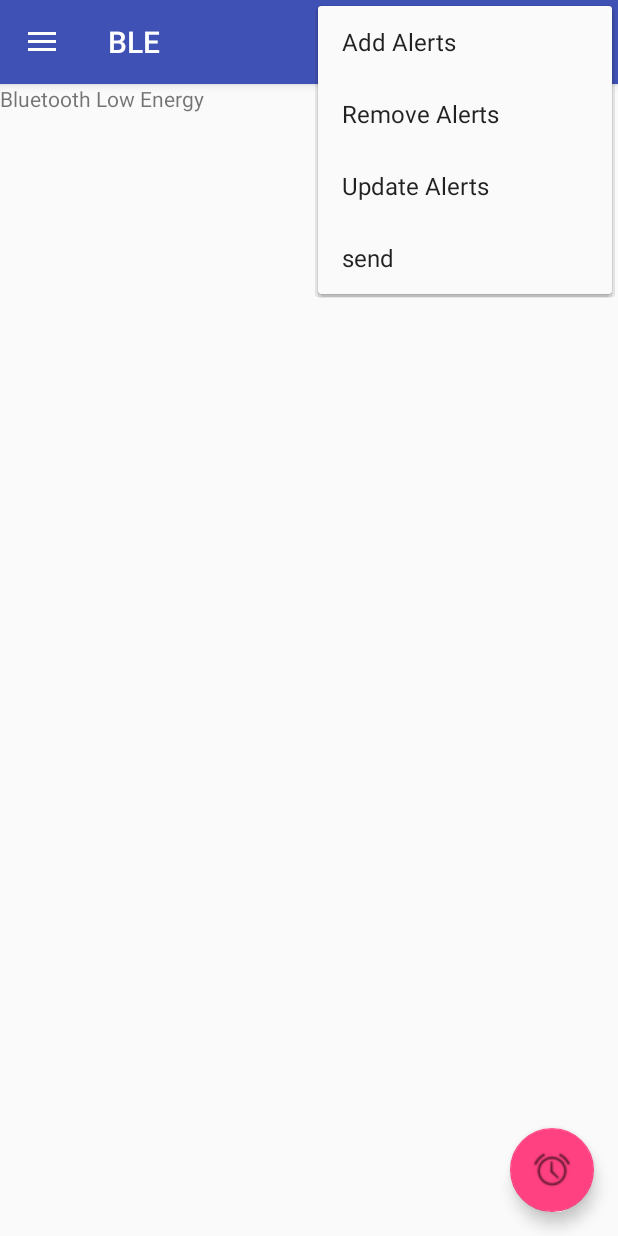
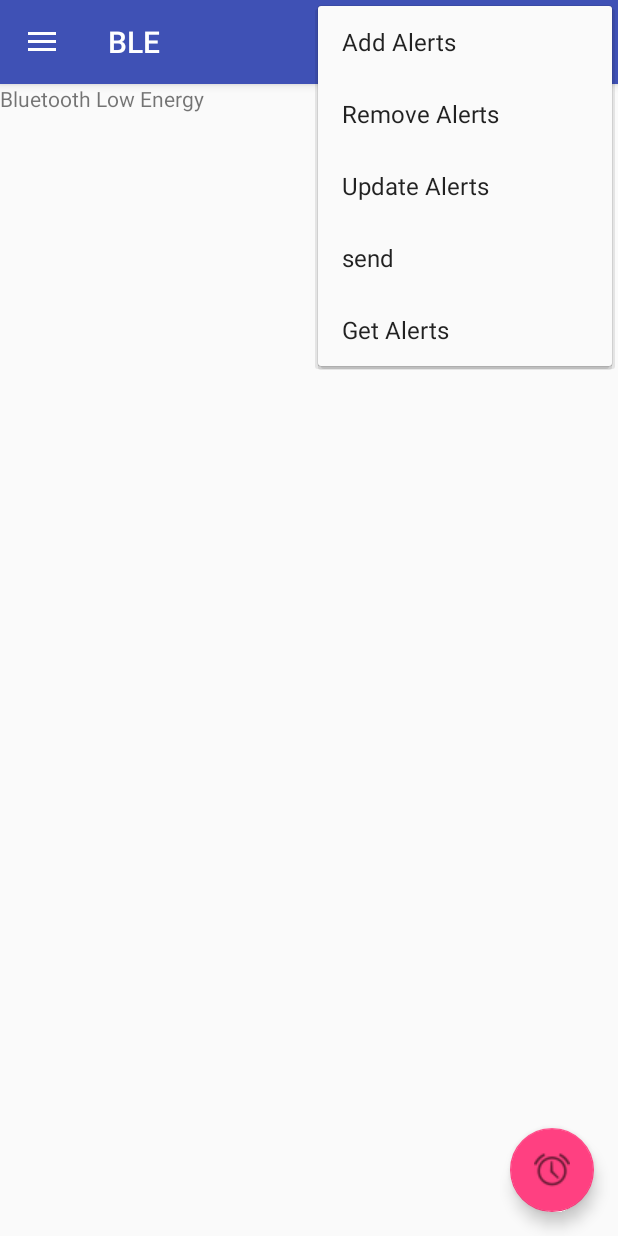
Before and after one commit to joaocarlosss84/AlertDemo, an Android app: the BLEActivity screen opened directly, with no data from a screen before it, with the options menu open, on a phone screen of 412 x 824 dp. Run offline under Robolectric (Android 15) with nearby library versions, the phone set to English and light mode, and no system bars; our stand-ins replace Volley.

Commit message:
Added get alerts

```diff
--- /dev/null
+++ b/app/src/main/res/drawable/ic_menu_bluetooth.xml
@@ -0,0 +1,7 @@
+<vector xmlns:android="http://schemas.android.com/apk/res/android"
+android:height="24dp"
+android:width="24dp"
+android:viewportWidth="24"
+android:viewportHeight="24">
+<path android:fillColor="#000" android:pathData="M14.88,16.29L13,18.17V14.41M13,5.83L14.88,7.71L13,9.58M17.71,7.71L12,2H11V9.58L6.41,5L5,6.41L10.59,12L5,17.58L6.41,19L11,14.41V22H12L17.71,16.29L13.41,12L17.71,7.71Z" />
+</vector>
--- a/app/src/main/res/menu/alerts.xml
+++ b/app/src/main/res/menu/alerts.xml
@@ -1,11 +1,11 @@
 <?xml version="1.0" encoding="utf-8"?>
 <menu xmlns:android="http://schemas.android.com/apk/res/android"
     xmlns:app="http://schemas.android.com/apk/res-auto">
-    <item android:id="@+id/action_search"
-        android:title="@string/search_title"
-        android:icon="@android:drawable/ic_menu_search"
-        app:showAsAction="ifRoom|collapseActionView"
-        android:actionViewClass="android.support.v7.widget.SearchView" />
+    <!--<item android:id="@+id/action_search"-->
+        <!--android:title="@string/search_title"-->
+        <!--android:icon="@android:drawable/ic_menu_search"-->
+        <!--app:showAsAction="ifRoom|collapseActionView"-->
+        <!--android:actionViewClass="android.support.v7.widget.SearchView" />-->
     <item
         android:id="@+id/action_addAlerts"
         android:orderInCategory="100"
@@ -26,4 +26,10 @@
         android:orderInCategory="100"
         android:title="@string/action_sendAlerts"
         app:showAsAction="never" />
+    <item
+        android:id="@+id/action_getAlerts"
+        android:orderInCategory="100"
+        android:title="@string/action_getAlerts"
+        app:showAsAction="never" />
+
 </menu>
--- a/app/src/main/res/values/strings.xml
+++ b/app/src/main/res/values/strings.xml
@@ -26,4 +26,5 @@
     <string name="about_author">Authors</string>
     <string name="about">About</string>
     <string name="action_sendAlerts">send</string>
+    <string name="action_getAlerts">Get Alerts</string>
 </resources>
```
Also changed, not shown: app/src/main/java/net/unitecgroup/www/unitecrfid/BLEActivity.java (+120 -10 lines).
